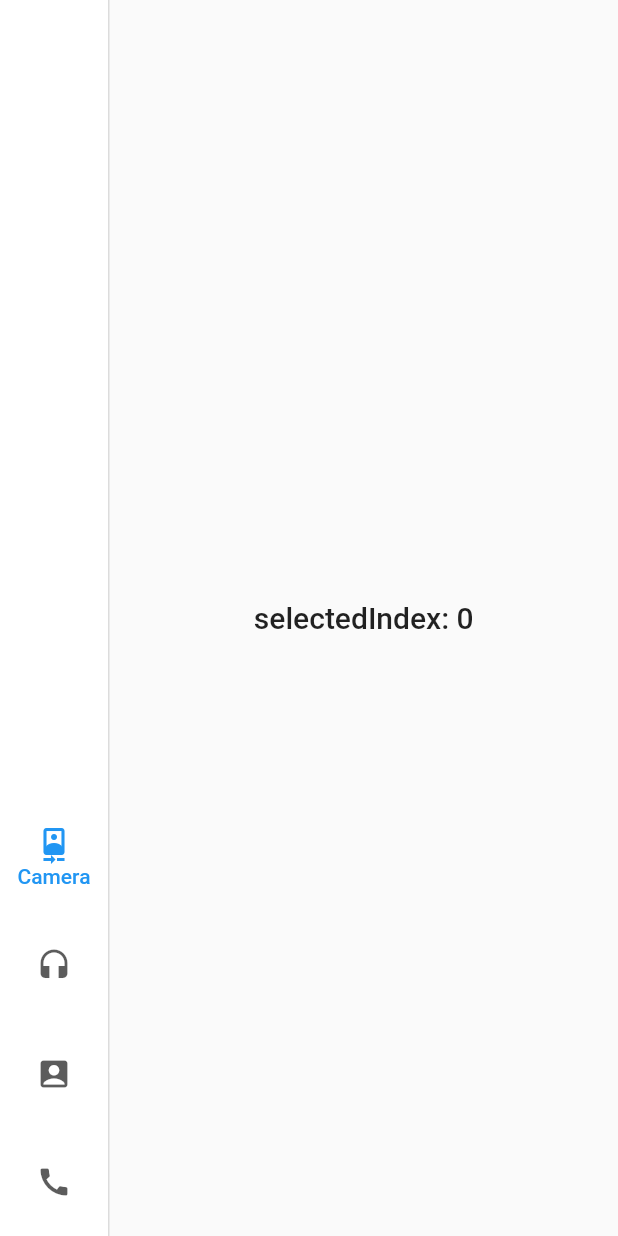
After one commit to conghaonet/try_flutter, a Flutter app: the screen it shows after launch, after a tap on "try_navigation_rail", on a phone screen of 412 x 824 dp. The commit adds this screen. Run offline on Flutter 3.47's test engine with Material 2 defaults, Android fonts, the phone set to English and light mode, and no system bars.

Commit message:
add file: try_navigation_rail.dart

```diff
--- a/lib/main.dart
+++ b/lib/main.dart
@@ -1,5 +1,6 @@
 import 'package:flutter/material.dart';
 import 'package:tryflutter/try_bottom_navigation_bar.dart';
+import 'package:tryflutter/try_navigation_rail.dart';
 
 void main() {
   runApp(MyApp());
@@ -42,8 +43,12 @@ class MyHomePage extends StatelessWidget {
 
   List<Widget> _buildMenu(BuildContext context) {
     return <Widget>[
-      RaisedButton(
-        child: Text('try_bottom_navigation_bar'),
+      RaisedButton(child: Text('try_navigation_rail'),
+        onPressed: () {
+          Navigator.push(context, MaterialPageRoute(builder: (context) => TryNavigationRail()));
+        },
+      ),
+      RaisedButton(child: Text('try_bottom_navigation_bar'),
         onPressed: () {
           Navigator.push(context, MaterialPageRoute(builder: (context) => TryBottomNavigationBar()));
         },
--- /dev/null
+++ b/lib/try_navigation_rail.dart
@@ -0,0 +1,65 @@
+import 'package:flutter/cupertino.dart';
+import 'package:flutter/material.dart';
+
+class TryNavigationRail extends StatefulWidget {
+  @override
+  _TryNavigationRailState createState() => _TryNavigationRailState();
+}
+
+class _TryNavigationRailState extends State<TryNavigationRail> {
+  int _selectedIndex = 0;
+  @override
+  Widget build(BuildContext context) {
+    return Scaffold(
+      body: Row(
+        children: <Widget>[
+          NavigationRail(
+            selectedIndex: _selectedIndex,
+            labelType: NavigationRailLabelType.selected,
+          groupAlignment: 1.0,
+            onDestinationSelected: (int index) {
+              if(_selectedIndex != index) {
+                setState(() {
+                  _selectedIndex = index;
+                });
+              }
+            },
+            destinations: <NavigationRailDestination>[
+              NavigationRailDestination(
+                icon: Icon(Icons.camera_rear),
+                selectedIcon: Icon(Icons.camera_front),
+                label: Text('Camera'),
+              ),
+              NavigationRailDestination(
+                icon: Icon(Icons.headset),
+                selectedIcon: Icon(Icons.headset_off),
+                label: Text('Headset'),
+              ),
+              NavigationRailDestination(
+                icon: Icon(Icons.account_box),
+                selectedIcon: Icon(Icons.account_circle),
+                label: Text('Account'),
+              ),
+              NavigationRailDestination(
+                icon: Icon(Icons.call),
+                selectedIcon: Icon(Icons.call_end),
+                label: Text('Call'),
+              ),
+            ],
+          ),
+          VerticalDivider(thickness: 1, width: 1),
+          // This is the main content.
+          Expanded(
+            child: Center(
+              child: Text(
+                'selectedIndex: $_selectedIndex',
+                style: Theme.of(context).textTheme.headline6,
+              ),
+            ),
+          )
+
+        ],
+      )
+    );
+  }
+}
```
